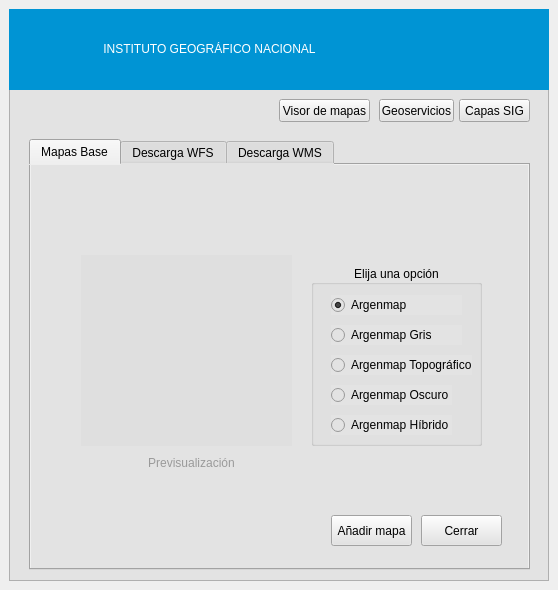
This is ign_plugin/mapas_base_dockwidget_base.ui in etengler/complementoQgis_v1 as Qt 5 draws it before an edit. The edited form follows.
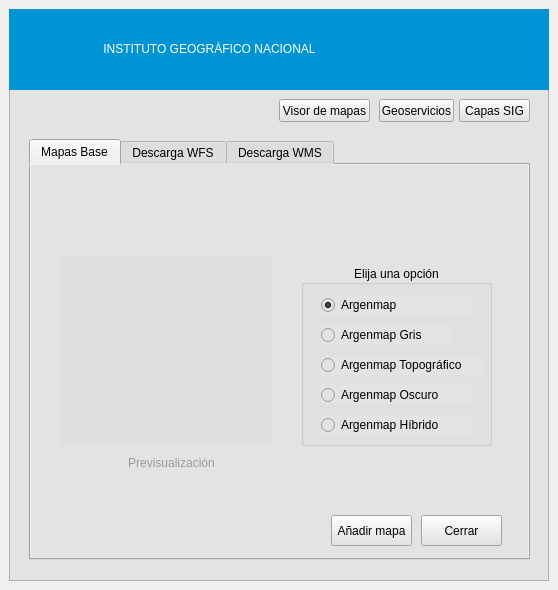
This is the edited form.

Diff of the .ui file:
```diff
--- a/ign_plugin/mapas_base_dockwidget_base.ui
+++ b/ign_plugin/mapas_base_dockwidget_base.ui
@@ -57,7 +57,7 @@
        </sizepolicy>
       </property>
       <property name="autoFillBackground">
-       <bool>true</bool>
+       <bool>false</bool>
       </property>
       <property name="styleSheet">
        <string notr="true">background-color: rgb(227, 227, 227);
@@ -137,17 +137,17 @@
          <x>20</x>
          <y>130</y>
          <width>501</width>
-         <height>431</height>
+         <height>421</height>
         </rect>
        </property>
        <property name="cursor">
         <cursorShape>ArrowCursor</cursorShape>
        </property>
        <property name="autoFillBackground">
-        <bool>true</bool>
+        <bool>false</bool>
        </property>
        <property name="styleSheet">
-        <string notr="true"/>
+        <string notr="true">background-color: rgb(227, 227, 227);</string>
        </property>
        <property name="currentIndex">
         <number>0</number>
@@ -174,10 +174,10 @@
          </property>
          <property name="geometry">
           <rect>
-           <x>30</x>
+           <x>10</x>
            <y>40</y>
-           <width>441</width>
-           <height>291</height>
+           <width>471</width>
+           <height>281</height>
           </rect>
          </property>
          <property name="sizePolicy">
@@ -190,7 +190,7 @@
           <bool>false</bool>
          </property>
          <property name="autoFillBackground">
-          <bool>true</bool>
+          <bool>false</bool>
          </property>
          <property name="styleSheet">
           <string notr="true"/>
@@ -236,7 +236,7 @@
            </sizepolicy>
           </property>
           <property name="autoFillBackground">
-           <bool>true</bool>
+           <bool>false</bool>
           </property>
           <property name="text">
            <string>&lt;html&gt;&lt;head/&gt;&lt;body&gt;&lt;p&gt;&lt;span style=&quot; color:#9a9a9a;&quot;&gt;Previsualización&lt;/span&gt;&lt;/p&gt;&lt;/body&gt;&lt;/html&gt;</string>
@@ -254,9 +254,9 @@
           </property>
           <property name="geometry">
            <rect>
-            <x>250</x>
+            <x>260</x>
             <y>60</y>
-            <width>171</width>
+            <width>191</width>
             <height>181</height>
            </rect>
           </property>
@@ -275,7 +275,7 @@
            <enum>Qt::DefaultContextMenu</enum>
           </property>
           <property name="autoFillBackground">
-           <bool>true</bool>
+           <bool>false</bool>
           </property>
           <property name="styleSheet">
            <string notr="true"/>
@@ -297,7 +297,7 @@
             <rect>
              <x>20</x>
              <y>30</y>
-             <width>131</width>
+             <width>151</width>
              <height>20</height>
             </rect>
            </property>
@@ -311,7 +311,10 @@
             <cursorShape>PointingHandCursor</cursorShape>
            </property>
            <property name="autoFillBackground">
-            <bool>true</bool>
+            <bool>false</bool>
+           </property>
+           <property name="styleSheet">
+            <string notr="true">color: rgb(0, 0, 0);</string>
            </property>
            <property name="text">
             <string>Argenmap</string>
@@ -328,7 +331,7 @@
             <rect>
              <x>20</x>
              <y>120</y>
-             <width>121</width>
+             <width>151</width>
              <height>20</height>
             </rect>
            </property>
@@ -342,7 +345,7 @@
             <cursorShape>PointingHandCursor</cursorShape>
            </property>
            <property name="autoFillBackground">
-            <bool>true</bool>
+            <bool>false</bool>
            </property>
            <property name="styleSheet">
             <string notr="true"/>
@@ -356,7 +359,7 @@
             <rect>
              <x>20</x>
              <y>90</y>
-             <width>141</width>
+             <width>161</width>
              <height>20</height>
             </rect>
            </property>
@@ -370,10 +373,10 @@
             <cursorShape>PointingHandCursor</cursorShape>
            </property>
            <property name="autoFillBackground">
-            <bool>true</bool>
+            <bool>false</bool>
            </property>
            <property name="styleSheet">
-            <string notr="true"/>
+            <string notr="true">color: rgb(0, 0, 0);</string>
            </property>
            <property name="text">
             <string>Argenmap Topográfico</string>
@@ -398,10 +401,10 @@
             <cursorShape>PointingHandCursor</cursorShape>
            </property>
            <property name="autoFillBackground">
-            <bool>true</bool>
+            <bool>false</bool>
            </property>
            <property name="styleSheet">
-            <string notr="true"/>
+            <string notr="true">color: rgb(0, 0, 0);</string>
            </property>
            <property name="text">
             <string>Argenmap Gris</string>
@@ -412,7 +415,7 @@
             <rect>
              <x>20</x>
              <y>150</y>
-             <width>121</width>
+             <width>151</width>
              <height>20</height>
             </rect>
            </property>
@@ -426,7 +429,10 @@
             <cursorShape>PointingHandCursor</cursorShape>
            </property>
            <property name="autoFillBackground">
-            <bool>true</bool>
+            <bool>false</bool>
+           </property>
+           <property name="styleSheet">
+            <string notr="true"/>
            </property>
            <property name="text">
             <string>Argenmap Híbrido</string>
@@ -955,6 +961,7 @@
    </layout>
   </widget>
  </widget>
+ <layoutdefault spacing="6" margin="9"/>
  <tabstops>
   <tabstop>tabWidget</tabstop>
   <tabstop>radioButton_1</tabstop>
```
Left out of the diff: 53 changed lines with no effect on the pictures.
